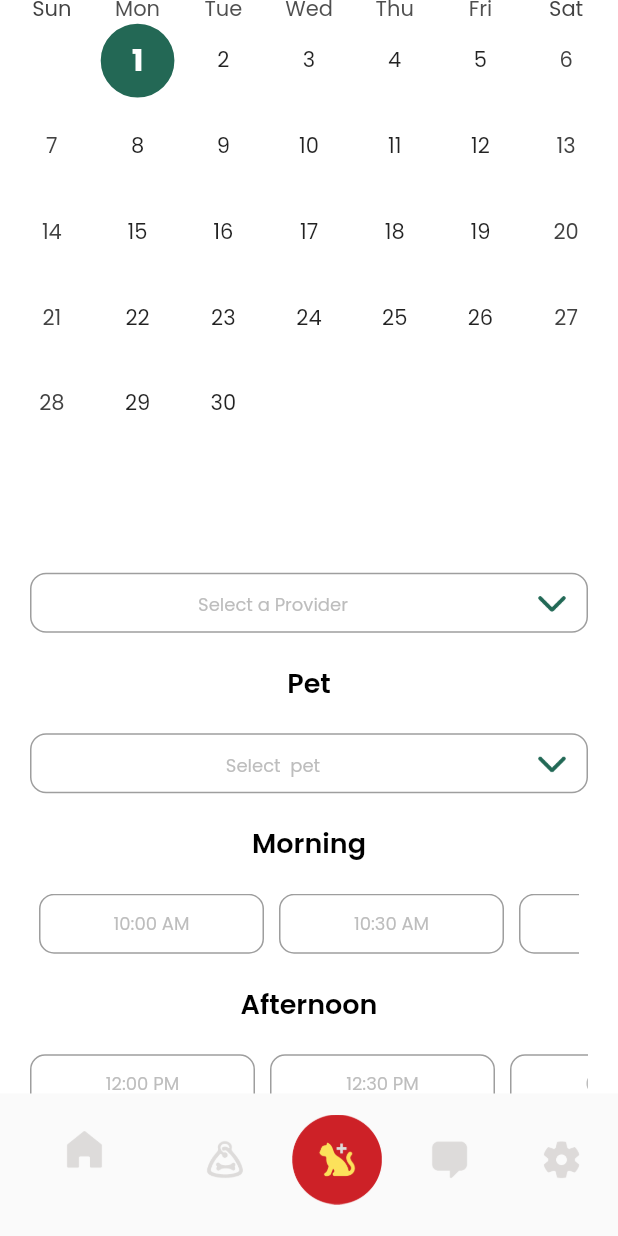
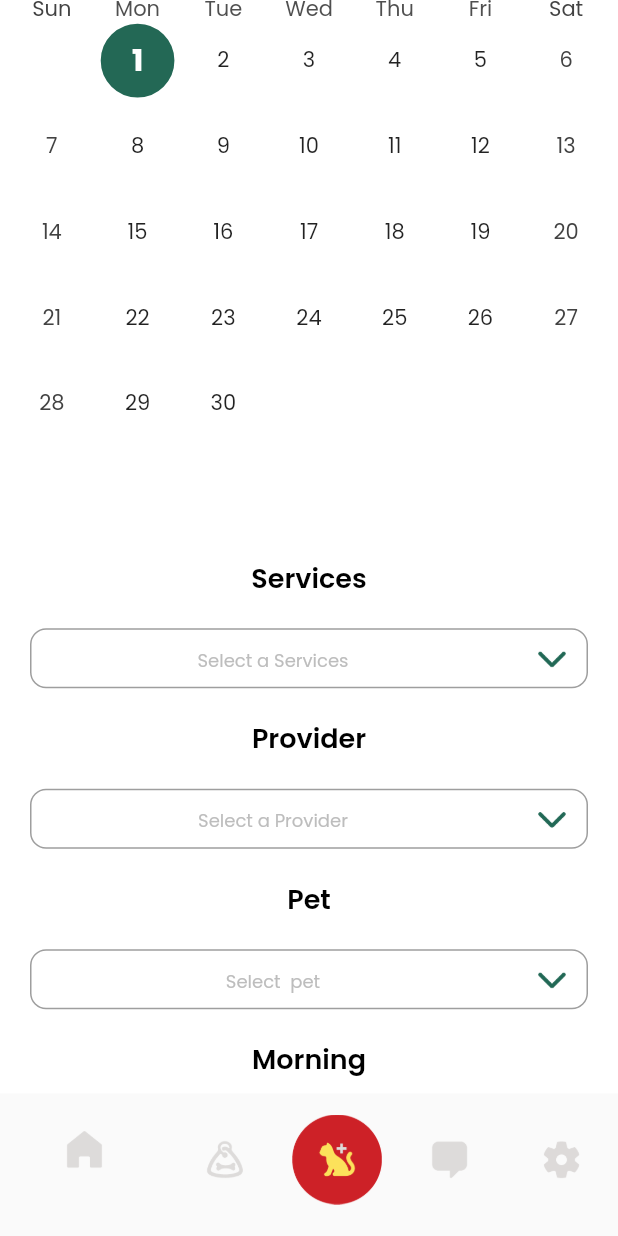
Before and after one commit to Parmendravyshor/maaru2, a Flutter app: the BookAppointmentScreen3 screen opened directly, scrolled down 576 dp, on a phone screen of 412 x 824 dp. Run offline on Flutter 3.47's test engine with Material 2 defaults, Android fonts, the phone set to English and light mode, and no system bars; drawn by our look-alikes of table_calendar; our stand-ins replace bloc, dartz, data_connection_checker, email_validator, equatable, file_picker and 14 more; missing offline and left inert: amazon_cognito_identity_dart_2, dart:ffi, flutter_neat_and_clean_calendar, flutter_polyline_points, geocoder, geolocation; accounts and stored records are empty.

```diff
--- a/lib/features/Book_Appointment/presentation/book_appointment_screen3.dart
+++ b/lib/features/Book_Appointment/presentation/book_appointment_screen3.dart
@@ -134,7 +134,55 @@ class _BookAppointmentScreen3State extends State<BookAppointmentScreen3> {
                               )))
                     ],
                   ),
-                  Container(height: 450, width: 400, child: Appointments()),
+                  Container(height: 440, width: 400, child: Appointments()),
+                  Align(
+                    alignment: Alignment.center,
+                    child: Text(
+                      'Services',
+                      style: MaaruStyle.text.tiniest,
+                    ),
+                  ),
+                  SizedBox(height: 20,),
+                  Container(
+                    alignment: Alignment.center,
+                    padding: EdgeInsets.only(right: 20, left: 20),
+                    color: Colors.white,
+                    height: 40,
+                    //   width: 200,
+                    child: TextFormField(
+                      textAlign: TextAlign.center,
+                      cursorColor: Colors.black,
+                      decoration: InputDecoration(
+                          border: OutlineInputBorder(
+                              borderRadius: BorderRadius.circular(10.7),
+                              borderSide: BorderSide()),
+                          contentPadding: EdgeInsets.only(top: 10),
+                          hintText: 'Select a Services',
+                          hintStyle: MaaruStyle.text.greyDisable,
+                          fillColor: Colors.white,
+                          suffixIcon: Container(
+                              margin: EdgeInsets.all(10),
+                              child: Image.asset(
+                                'assets/icons/icone-setting-30.png',
+                                height: 10,
+                                width: 20,
+                                // width: 30,
+                              ))),
+                    ),
+                  ),
+                  SizedBox(
+                    height: 20,
+                  ),
+                  Align(
+                    alignment: Alignment.center,
+                    child: Text(
+                      'Provider',
+                      style: MaaruStyle.text.tiniest,
+                    ),
+                  ),
+                  SizedBox(
+                    height: 20,
+                  ),
                   Container(
                     alignment: Alignment.center,
                     padding: EdgeInsets.only(right: 20, left: 20),
--- a/lib/features/provider_setting/presentation/provider_settin.dart
+++ b/lib/features/provider_setting/presentation/provider_settin.dart
@@ -31,8 +31,8 @@ class _ProviderSettingState extends State<ProviderSetting> {
     var selectedIndex;
     return  Scaffold(
         backgroundColor: Colors.white,
-        bottomNavigationBar: CreateProviderHome(selectedIndex: 1,
-            Color3:  selectedIndex == 1
+        bottomNavigationBar: CreateProviderHome(selectedIndex: 4,
+            Color3:  selectedIndex == 4
                 ? Colors.grey[300]
                 :  MaaruColors.textButtonColor
         ),
--- a/lib/main.dart
+++ b/lib/main.dart
@@ -22,6 +22,7 @@ import 'package:material_floating_search_bar/material_floating_search_bar.dart';
 
 import 'core/theme/maaru_style.dart';
 
+import 'features/Book_Appointment/presentation/book_appointment_screen3.dart';
 import 'features/Home/presentation/search_screen.dart';
 import 'features/faketest.dart';
 
@@ -114,7 +115,7 @@ class MyApp extends StatelessWidget {
         title: 'Maaru',
         theme: theme,
         //todo: navigate to SplashScreen
-        home: Scaffold(body: (SplashScreen())));
+        home: Scaffold(body: (BookAppointmentScreen3())));
   }
 }
 
```
